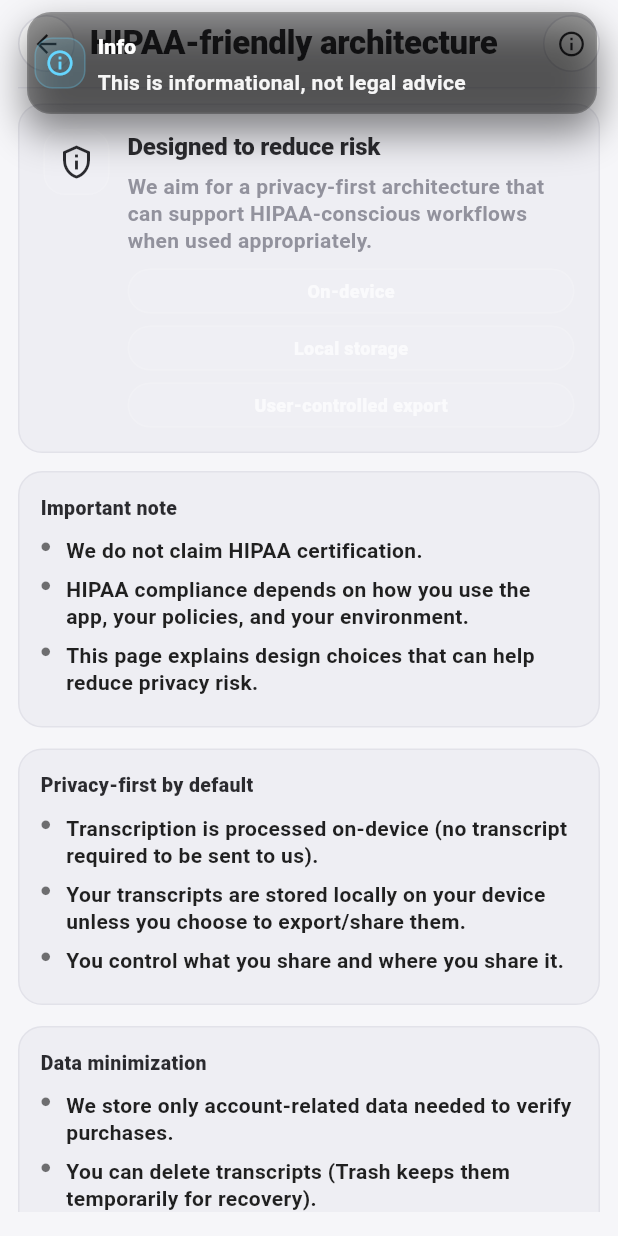
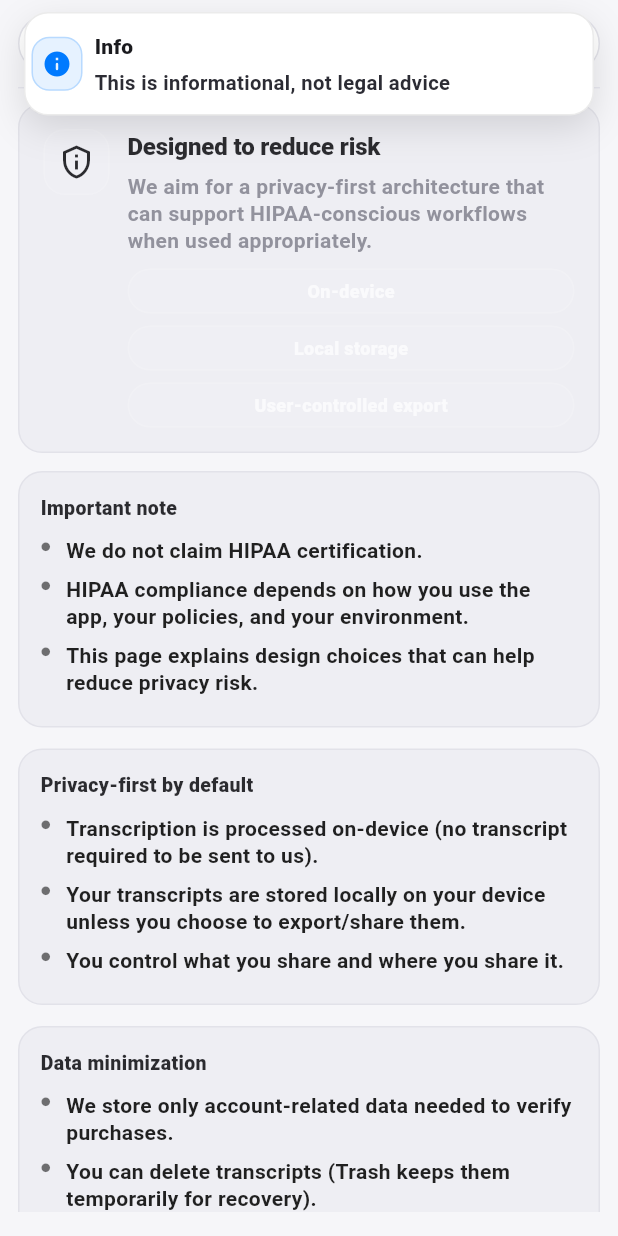
Before and after one commit to Enyx-D3/transcript, a Flutter app: the HipaaFriendlyPage screen opened directly, after a tap on the "info outline" icon, on a phone screen of 412 x 824 dp. Run offline on Flutter 3.47's test engine with Material 3 defaults, Android fonts, the phone set to English and light mode, and no system bars; drawn by our look-alikes of another_flushbar; our stand-ins replace audioplayers, file_picker, google_sign_in, in_app_purchase, in_app_review and 6 more; missing offline and left inert: background_downloader, dart:ffi, fllama, flutter_foreground_task, in_app_purchase_android, record and 3 more; accounts and stored records are empty; generated files the repository leaves out were written again; project files that could hold a hidden picture were left out.

Commit message:
another_flushbar solid clr

```diff
--- a/lib/common/app_flushbar.dart
+++ b/lib/common/app_flushbar.dart
@@ -1,5 +1,7 @@
 import 'package:another_flushbar/flushbar.dart';
 import 'package:flutter/material.dart';
+
+import '../ui/glass/glass_tokens.dart';
 
 class AppFlushbar {
   AppFlushbar._();
@@ -29,7 +31,19 @@ class AppFlushbar {
     // If the widget tree is already gone, bail safely.
     if (!overlayCtx.mounted) return;
 
-    final theme = Theme.of(overlayCtx);
+    final isDark = GlassTokens.isDark(overlayCtx);
+    final bgColor = isDark ? const Color(0xFF1E1E26) : Colors.white;
+    final borderColor = isDark
+        ? Colors.white.withValues(alpha: 0.12)
+        : Colors.black.withValues(alpha: 0.08);
+    final titleColor = isDark ? Colors.white : const Color(0xFF1A1A1E);
+    final messageColor = isDark
+        ? Colors.white.withValues(alpha: 0.92)
+        : const Color(0xFF2C2C34);
+    final closeColor = isDark ? Colors.white70 : const Color(0xFF6B6B78);
+    final shadowColor = isDark
+        ? Colors.black.withValues(alpha: 0.50)
+        : Colors.black.withValues(alpha: 0.12);
 
     final safeTop = MediaQuery.of(overlayCtx).padding.top;
     final topMargin = (safeTop > 0 ? safeTop : 0) + 8.0;
@@ -50,9 +64,10 @@ class AppFlushbar {
               title,
               maxLines: 1,
               overflow: TextOverflow.ellipsis,
-              style: theme.textTheme.titleSmall?.copyWith(
+              style: TextStyle(
                 fontWeight: FontWeight.w800,
-                color: Colors.white,
+                fontSize: 14,
+                color: titleColor,
                 letterSpacing: 0.2,
               ),
             ),
@@ -60,9 +75,10 @@ class AppFlushbar {
         message,
         maxLines: maxLines,
         overflow: TextOverflow.ellipsis,
-        style: theme.textTheme.bodyMedium?.copyWith(
-          color: Colors.white.withValues(alpha: 0.95),
-          height: 1.15,
+        style: TextStyle(
+          color: messageColor,
+          fontSize: 13.5,
+          height: 1.25,
           fontWeight: FontWeight.w600,
         ),
       ),
@@ -71,12 +87,14 @@ class AppFlushbar {
           : Padding(
               padding: const EdgeInsets.all(4.0),
               child: Container(
-                width: 34,
-                height: 34,
+                width: 36,
+                height: 36,
                 decoration: BoxDecoration(
-                  color: iconColor.withValues(alpha: 0.14),
+                  color: iconColor.withValues(alpha: isDark ? 0.16 : 0.10),
                   borderRadius: BorderRadius.circular(12),
-                  border: Border.all(color: iconColor.withValues(alpha: 0.25)),
+                  border: Border.all(
+                    color: iconColor.withValues(alpha: isDark ? 0.28 : 0.20),
+                  ),
                 ),
                 child: Icon(icon, color: iconColor, size: 20),
               ),
@@ -89,9 +107,9 @@ class AppFlushbar {
               style: TextButton.styleFrom(
                 padding: const EdgeInsets.symmetric(horizontal: 10),
                 minimumSize: const Size(0, 36),
-                foregroundColor: Colors.white70,
+                foregroundColor: closeColor,
               ),
-              child: const Icon(Icons.close, size: 18),
+              child: Icon(Icons.close, size: 18, color: closeColor),
             )
           : null,
 
@@ -102,23 +120,23 @@ class AppFlushbar {
       flushbarStyle: FlushbarStyle.FLOATING,
 
       // --- Look & feel ---
-      margin: EdgeInsets.fromLTRB(18, topMargin, 14, 0),
+      margin: EdgeInsets.fromLTRB(16, topMargin, 16, 0),
       padding: const EdgeInsets.symmetric(horizontal: 14, vertical: 12),
       borderRadius: BorderRadius.circular(16),
-      backgroundColor: const Color.fromARGB(100, 0, 0, 0),
-      borderColor: Colors.white.withValues(alpha: 0.08),
+      backgroundColor: bgColor,
+      borderColor: borderColor,
       borderWidth: 1,
 
       // --- Animation / shadow ---
-      animationDuration: const Duration(milliseconds: 220),
+      animationDuration: const Duration(milliseconds: 240),
       forwardAnimationCurve: Curves.easeOutCubic,
       reverseAnimationCurve: Curves.easeInCubic,
-      boxShadows: const [
+      boxShadows: [
         BoxShadow(
-          blurRadius: 22,
-          spreadRadius: 1,
-          offset: Offset(0, 12),
-          color: Colors.black45,
+          blurRadius: 20,
+          spreadRadius: 0,
+          offset: const Offset(0, 8),
+          color: shadowColor,
         ),
       ],
 
@@ -135,7 +153,9 @@ class AppFlushbar {
 
     // ✅ Show using root overlay context so it stays visible regardless of scroll.
     try {
-      await flush.show(overlayCtx);
+      if (overlayCtx.mounted) {
+        await flush.show(overlayCtx);
+      }
     } catch (_) {
       // ignore if overlay is gone mid-show
     }
@@ -149,8 +169,8 @@ class AppFlushbar {
     context,
     title: title ?? 'Success',
     message: message,
-    icon: Icons.check_circle_outline,
-    iconColor: Colors.greenAccent,
+    icon: Icons.check_circle_rounded,
+    iconColor: const Color(0xFF34C759),
   );
 
   static Future<void> error(
@@ -161,9 +181,9 @@ class AppFlushbar {
     context,
     title: title ?? 'Error',
     message: message,
-    icon: Icons.error_outline,
+    icon: Icons.error_rounded,
     duration: const Duration(seconds: 3),
-    iconColor: Colors.redAccent,
+    iconColor: const Color(0xFFFF3B30),
   );
 
   static Future<void> info(
@@ -174,7 +194,7 @@ class AppFlushbar {
     context,
     title: title ?? 'Info',
     message: message,
-    icon: Icons.info_outline,
-    iconColor: const Color(0xFF65D6FF),
+    icon: Icons.info_rounded,
+    iconColor: const Color(0xFF007AFF),
   );
 }
--- a/lib/common/confirm_dialog.dart
+++ b/lib/common/confirm_dialog.dart
@@ -27,8 +27,6 @@ Future<bool> showConfirmDeleteDialog(
 
       final fg = GlassTokens.fg(ctx);
       final sub = GlassTokens.muted(ctx);
-
-      final dialogBlur = isDark ? 10.0 : 7.0;
 
       // ✅ clamp text scaling inside dialog to prevent overflow from app-wide scaling
       final mq = MediaQuery.of(ctx);
@@ -187,7 +185,7 @@ Future<bool> showConfirmDeleteDialog(
   return res ?? false;
 }
 
-enum _GlassActionButtonKind { primary, secondary, danger }
+enum _GlassActionButtonKind { secondary, danger }
 
 class _GlassActionButton extends StatelessWidget {
   const _GlassActionButton({
```
